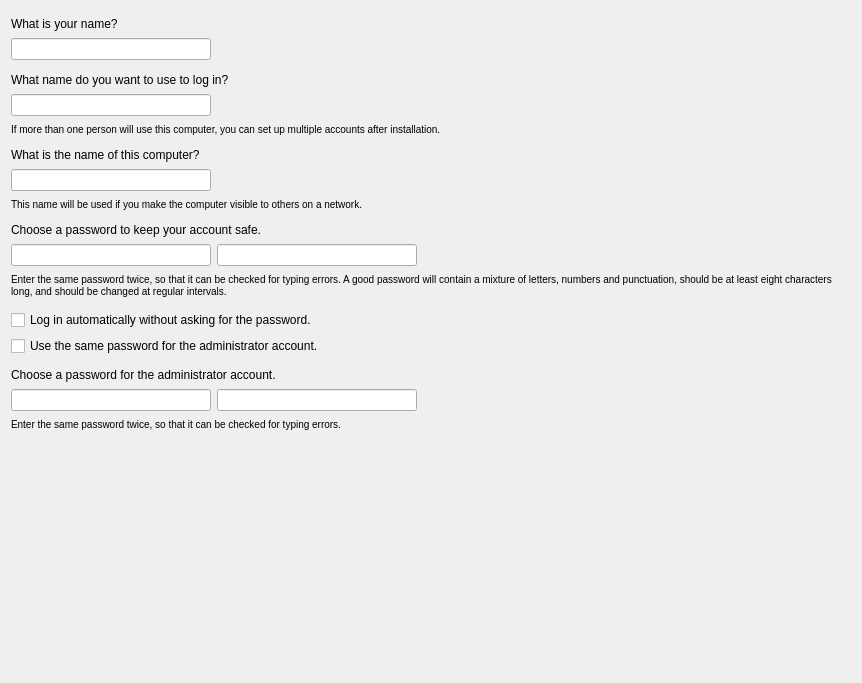
The window that src/modules/users/page_usersetup.ui (siduction/calamares) describes before a commit, drawn with Qt 5.
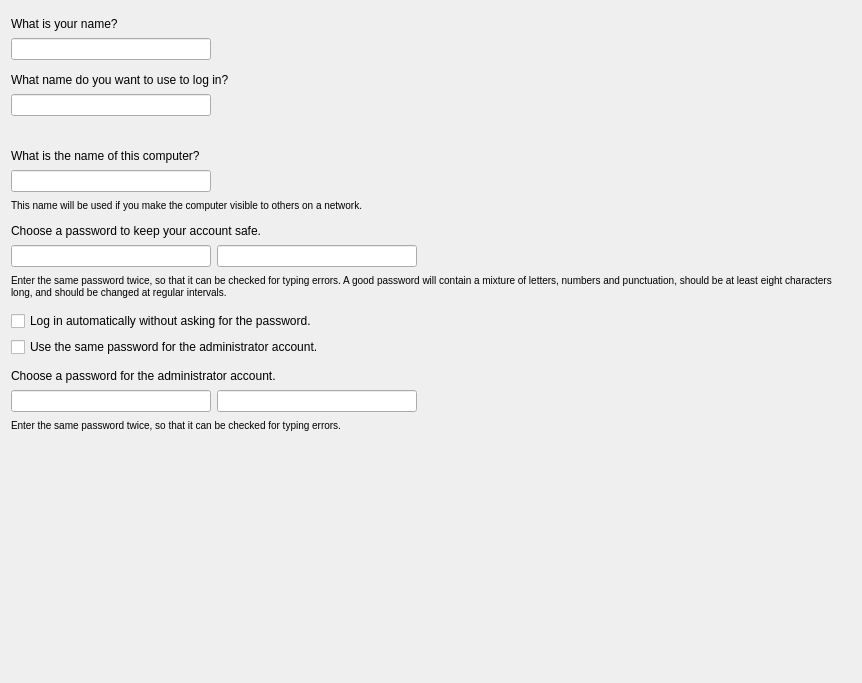
The same window after the commit.

The edit to the form file:
```diff
--- a/src/modules/users/page_usersetup.ui
+++ b/src/modules/users/page_usersetup.ui
@@ -197,7 +197,7 @@
       <string notr="true">font-weight: normal</string>
      </property>
      <property name="text">
-      <string>&lt;small&gt;If more than one person will use this computer, you can set up multiple accounts after installation.&lt;/small&gt;</string>
+      <string notr="true">&lt;Username extra label 2 text&gt;</string>
      </property>
      <property name="wordWrap">
       <bool>true</bool>
```
Left out of the diff: 6 changed lines with no effect on the pictures.
